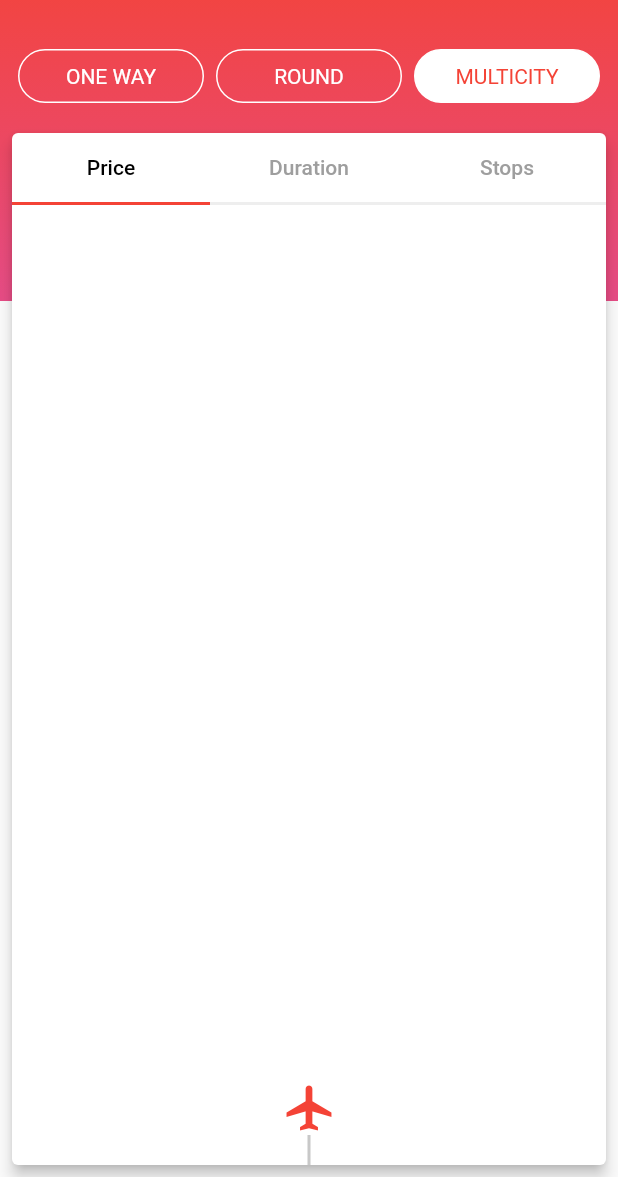
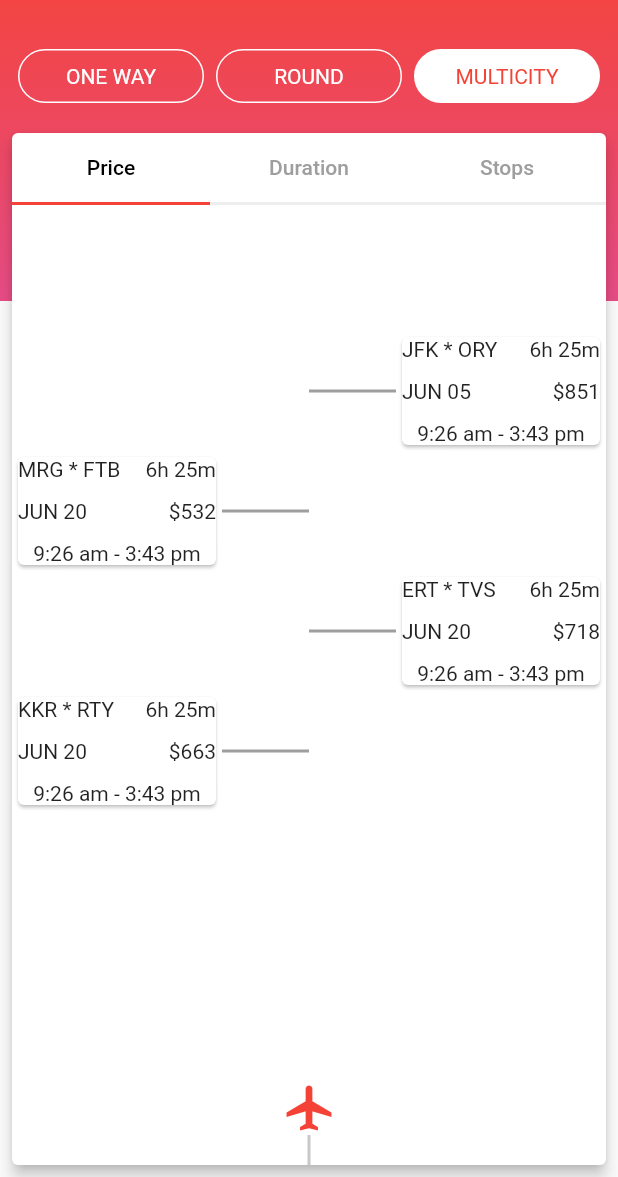
Before and after one commit to MarcinusX/flutter_ui_challenge_flight_search, a Flutter app: the screen it shows after launch, after a tap on the "timeline" icon, on a phone screen of 412 x 824 dp, the part 59-1236 px from its top. Run offline on Flutter 3.47's test engine with Material 2 defaults, Android fonts, the light colour scheme and no system bars.

Commit message:
Added flight stop cards

```diff
--- /dev/null
+++ b/lib/flight_stop.dart
@@ -0,0 +1,11 @@
+class FlightStop {
+  String from;
+  String to;
+  String date;
+  String duration;
+  String price;
+  String fromToTime;
+
+  FlightStop(this.from, this.to, this.date, this.duration, this.price,
+      this.fromToTime);
+}
--- /dev/null
+++ b/lib/flight_stop_card.dart
@@ -0,0 +1,66 @@
+import 'package:flight_search/flight_stop.dart';
+import 'package:flutter/material.dart';
+
+class FlightStopCard extends StatefulWidget {
+  final FlightStop flightStop;
+  final bool isLeft;
+  static const double height = 80.0;
+
+  const FlightStopCard(
+      {Key key, @required this.flightStop, @required this.isLeft})
+      : super(key: key);
+
+  @override
+  _FlightStopCardState createState() => _FlightStopCardState();
+}
+
+class _FlightStopCardState extends State<FlightStopCard> {
+  @override
+  Widget build(BuildContext context) {
+    List<Widget> children = <Widget>[
+      Expanded(
+        child: new Container(
+          height: 2.0,
+          color: Colors.grey,
+        ),
+      ),
+      Container(
+        width: 140.0,
+        height: 80.0,
+        child: new Card(
+          child: Column(
+            mainAxisSize: MainAxisSize.min,
+            mainAxisAlignment: MainAxisAlignment.spaceBetween,
+            children: <Widget>[
+              Row(
+                mainAxisAlignment: MainAxisAlignment.spaceBetween,
+                children: <Widget>[
+                  Text(widget.flightStop.from + " * " + widget.flightStop.to),
+                  Text(widget.flightStop.duration)
+                ],
+              ),
+              Row(
+                mainAxisAlignment: MainAxisAlignment.spaceBetween,
+                children: <Widget>[
+                  Text(widget.flightStop.date),
+                  Text(widget.flightStop.price)
+                ],
+              ),
+              Text(widget.flightStop.fromToTime)
+            ],
+          ),
+        ),
+      )
+    ];
+
+    if (widget.isLeft) {
+      children = children.reversed.toList();
+    }
+
+    return Row(
+      mainAxisSize: MainAxisSize.max,
+      crossAxisAlignment: CrossAxisAlignment.center,
+      children: children,
+    );
+  }
+}
--- a/lib/price_tab.dart
+++ b/lib/price_tab.dart
@@ -1,28 +1,19 @@
 import 'dart:async';
 
+import 'package:flight_search/flight_stop.dart';
+import 'package:flight_search/flight_stop_card.dart';
 import 'package:flutter/material.dart';
 
 class PriceTab extends StatefulWidget {
   final double height;
+  final double width;
   final VoidCallback onPlaneSizeAnimated;
 
-  const PriceTab({Key key, this.onPlaneSizeAnimated, this.height})
+  const PriceTab({Key key, this.onPlaneSizeAnimated, this.height, this.width})
       : super(key: key);
 
   @override
   _PriceTabState createState() => _PriceTabState();
-}
-
-class FlightStop {
-  String from;
-  String to;
-  String date;
-  String duration;
-  String price;
-  String fromToTime;
-
-  FlightStop(this.from, this.to, this.date, this.duration, this.price,
-      this.fromToTime);
 }
 
 class _PriceTabState extends State<PriceTab> with TickerProviderStateMixin {
@@ -72,7 +63,9 @@ class _PriceTabState extends State<PriceTab> with TickerProviderStateMixin {
           _initialPlainAnimationController.isCompleted
               ? _buildTravelPlaneAnimation()
               : _buildInitialPlaneAnimation(),
-        ]
+        ]..addAll(
+          _flightStops.map((stop) => _buildStopCard(stop)),
+        )
           ..addAll(
             _flightStops.map(
                   (stop) => _buildDot(stop),
@@ -195,4 +188,25 @@ class _PriceTabState extends State<PriceTab> with TickerProviderStateMixin {
       stopPositions.add(animation);
     }
   }
+
+  Widget _buildStopCard(FlightStop stop) {
+    int index = _flightStops.indexOf(stop);
+    double topMargin = 8.0 + _planeIconSize + _flightStopHeight * (index + 0.5);
+    bool isLeft = index.isOdd;
+    return Align(
+      alignment: Alignment.topCenter,
+      child: Padding(
+        padding: EdgeInsets.only(top: topMargin),
+        child: Row(
+          mainAxisSize: MainAxisSize.max,
+          crossAxisAlignment: CrossAxisAlignment.start,
+          children: <Widget>[
+            isLeft ? Container() : Expanded(child: Container()),
+            Expanded(child: FlightStopCard(flightStop: stop, isLeft: isLeft)),
+            !isLeft ? Container() : Expanded(child: Container()),
+          ],
+        ),
+      ),
+    );
+  }
 }
```
